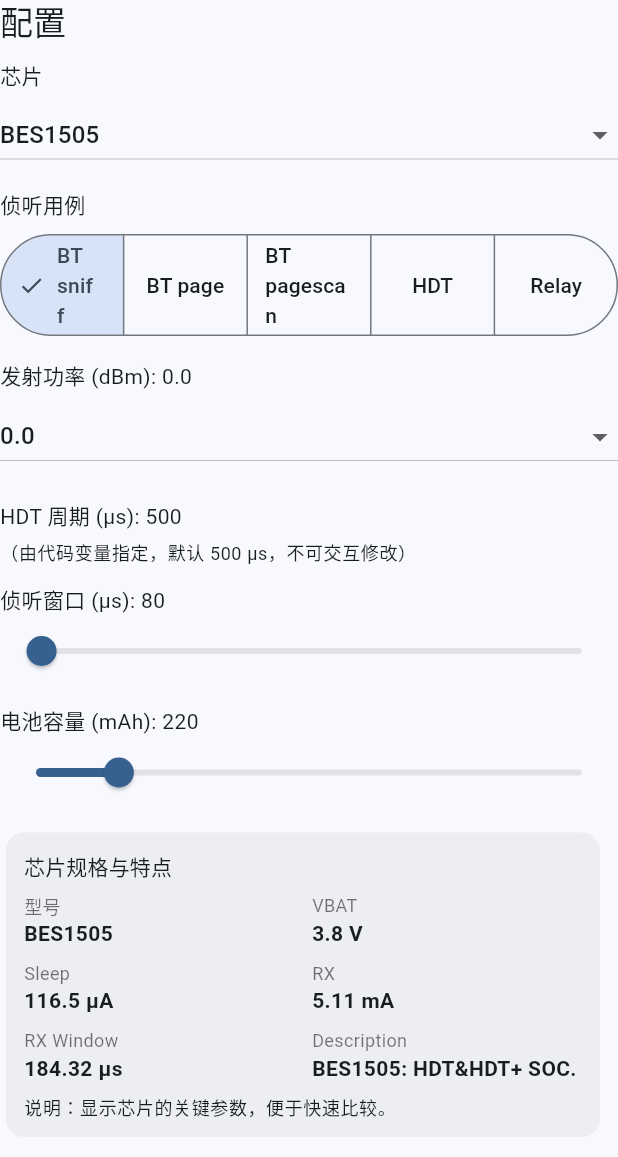
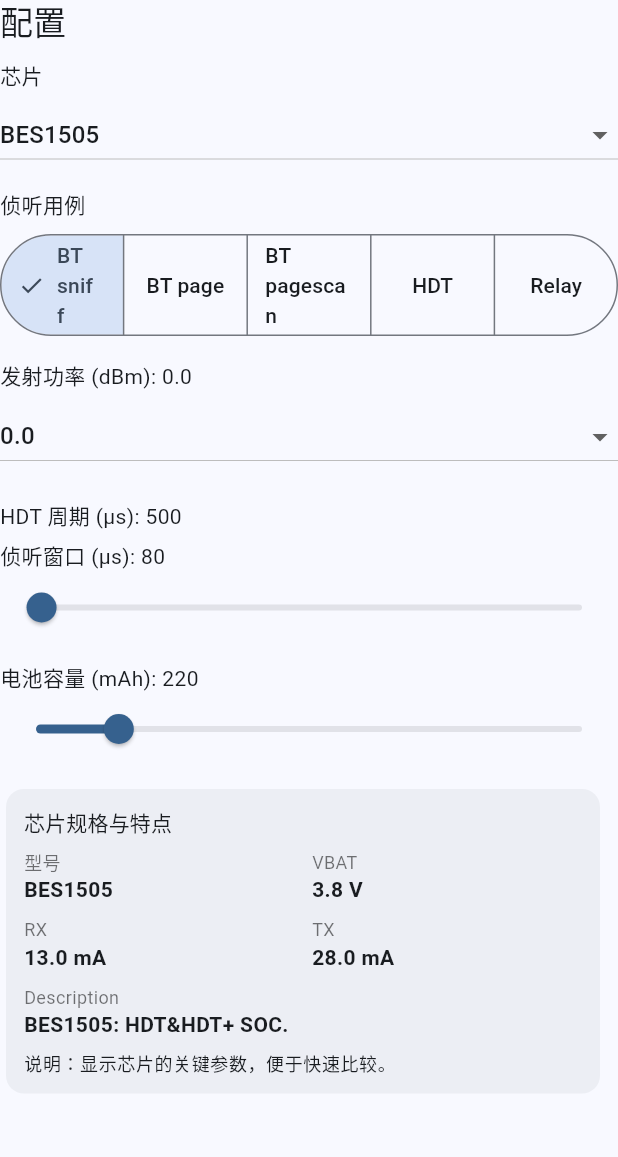
Before and after one commit to KversKv/Flutter_BES_consumption, a Flutter app: the SniffingConfigPanel widget shown alone on an empty page, opened directly, on a phone screen of 412 x 824 dp. Shown: the top 1157 px of the screen. Run offline on Flutter 3.47's test engine with Material 3 defaults, Android fonts, the phone set to English and light mode, and no system bars; our stand-ins replace fl_chart; accounts and stored records are empty.

Commit message:
Fixed HDT Wave v3

```diff
--- a/lib/config/ble_chip_config.dart
+++ b/lib/config/ble_chip_config.dart
@@ -9,42 +9,25 @@ final List<BleChip> defaultBleChips = [
     name: 'BES1505',
     vbat: 3.8,
     sleepCurrent_uA: 116.5,
-    rxCurrent_mA: 5.11,
+    rxCurrent_mA: 13,
     rxWindow_us: 184.32,
     tifs_us: 150,
     tifsCurrent_mA: 2.953,
+    // txPowerLevelsDbm: [
+    //   0, 5, 10
+    // ],
+    // txCurrent_mA_forDbm: {
+    //   0: 39.2,
+    //   5: 41.0,
+    //   10: 47.6
+    // },
     txPowerLevelsDbm: [
-      -10, -9, -8, -7, -6, -5, -4, -3, -2, -1,
-      0, 1, 2, 3, 4, 5, 6, 7, 8, 9,
-      10, 11, 12, 13, 14, 15
+      0, 5, 10
     ],
     txCurrent_mA_forDbm: {
-      -10: 15.0,
-      -9: 15.0,
-      -8: 15.0,
-      -7: 16.0,
-      -6: 17.0,
-      -5: 18.0,
-      -4: 19.0,
-      -3: 20.0,
-      -2: 22.0,
-      -1: 22.0,
-      0: 18.282,
-      1: 24.0,
-      2: 25.0,
-      3: 26.0,
-      4: 27.0,
-      5: 28.0,
-      6: 29.0,
-      7: 31.0,
-      8: 32.0,
-      9: 35.0,
-      10: 33.0,
-      11: 37.0,
-      12: 41.0,
-      13: 45.0,
-      14: 49.0,
-      15: 54.0,
+      0: 28.0,
+      5: 34.0,
+      10: 43.0,
     },
     // Setup拆分（总计约 2744us）
     preProcess_us: 143.36,
--- a/lib/config/bt_chip_config.dart
+++ b/lib/config/bt_chip_config.dart
@@ -46,6 +46,15 @@ final List<BtChip> defaultBtChips = [
       13: 45.0,
       14: 49.0,
       15: 54.0,
+    },
+
+    txCurrentByBand: {
+    '2.4G': {0: 28, 5: 34.0, 10: 43.0},
+    '5G': {0: 39.2, 5: 41.0, 10: 47.6},
+    },
+    rxCurrentByBand: {
+      '2.4G': 13.0,
+      '5G': 18.0,
     },
     // Setup拆分（总计约 2744us）
     preProcess_us: 143.36,
--- a/lib/models/ble_chip.dart
+++ b/lib/models/ble_chip.dart
@@ -44,6 +44,9 @@ class BleChip {
   final String description;
   // HDT 模式下的 IDLE 电流（mA），由芯片厂商给定
   final double hdtIdleCurrent_mA;
+  // Optional per-band TX current maps and RX currents. Key example: '2.4G', '5G'
+  final Map<String, Map<double, double>>? txCurrentByBand;
+  final Map<String, double>? rxCurrentByBand;
 
   const BleChip({
     required this.id,
@@ -70,9 +73,28 @@ class BleChip {
     required this.advGapCurrent_mA,
     required this.description,
     required this.hdtIdleCurrent_mA,
+    this.txCurrentByBand,
+    this.rxCurrentByBand,
   });
 
-  double txCurrentForPower(double txPowerDbm) {
+  double txCurrentForPower(double txPowerDbm, [String? band]) {
+    // If a band-specific map is provided and contains values, prefer it.
+    if (band != null && txCurrentByBand != null && txCurrentByBand!.containsKey(band)) {
+      final map = txCurrentByBand![band]!;
+      if (map.containsKey(txPowerDbm)) return map[txPowerDbm]!;
+      // fallback to closest key in band map
+      double closest = map.keys.first;
+      double minDiff = (txPowerDbm - closest).abs();
+      for (final level in map.keys) {
+        final diff = (txPowerDbm - level).abs();
+        if (diff < minDiff) {
+          closest = level;
+          minDiff = diff;
+        }
+      }
+      return map[closest]!;
+    }
+
     if (txCurrent_mA_forDbm.containsKey(txPowerDbm)) {
       return txCurrent_mA_forDbm[txPowerDbm]!;
     }
@@ -88,6 +110,13 @@ class BleChip {
     return txCurrent_mA_forDbm[closest]!;
   }
 
+  double rxCurrentForBand([String? band]) {
+    if (band != null && rxCurrentByBand != null && rxCurrentByBand!.containsKey(band)) {
+      return rxCurrentByBand![band]!;
+    }
+    return rxCurrent_mA;
+  }
+
   double snapTxPower(double txPowerDbm) {
     double closest = txPowerLevelsDbm.first;
     double minDiff = (txPowerDbm - closest).abs();
--- a/lib/state/sniffing_state.dart
+++ b/lib/state/sniffing_state.dart
@@ -67,6 +67,8 @@ class SniffingState extends ChangeNotifier {
   }
   // TX power used for modeling TX current in sniffing cases (default to 0dBm if available)
   double txPowerDbm = 0.0;
+  // Frequency band selection for HDT and sniffing cases. Values: '2.4G' or '5G'
+  String band = '2.4G';
   // Mode and mode-specific intervals
   Mode mode = Mode.advertising;
   double connIntervalMs = 200.0;
@@ -97,6 +99,13 @@ class SniffingState extends ChangeNotifier {
   void setTxPower(double dbm) {
     txPowerDbm = dbm;
     recompute();
+  }
+
+  void setBand(String b) {
+    if (b != band) {
+      band = b;
+      recompute();
+    }
   }
 
   void setMode(Mode m) {
@@ -571,7 +580,7 @@ class SniffingState extends ChangeNotifier {
   }
 
   // Sniffing 的 setup 拆分
-  void _addSetupPhases(List<PowerEvent> list, double startT, BleChip chip) {
+  void _addSetupPhases(List<PowerEvent> list, double startT, dynamic chip) {
     double t = startT;
     list.add(PowerEvent(
       startUs: t,
@@ -609,7 +618,7 @@ class SniffingState extends ChangeNotifier {
     ));
   }
 
-  double _setupTotalUsChip(BleChip chip) {
+  double _setupTotalUsChip(dynamic chip) {
     return chip.preProcess_us +
         chip.crystalRampUp_us +
         chip.standby_us +
--- a/lib/widgets/config_panels.dart
+++ b/lib/widgets/config_panels.dart
@@ -337,8 +337,6 @@ class SniffingConfigPanel extends StatelessWidget {
                   const SizedBox(height: 6),
                   Text('HDT 周期 (µs): ${st.hdtPeriodUs.toStringAsFixed(0)}'),
                   const SizedBox(height: 6),
-                  Text('（由代码变量指定，默认 500 µs，不可交互修改）', style: Theme.of(context).textTheme.bodySmall),
-                  const SizedBox(height: 12),
                   Text('侦听窗口 (µs): ${st.sniffWindowUs.toStringAsFixed(0)}'),
                   Slider(
                     value: st.sniffWindowUs.clamp(50.0, 3000.0),
@@ -426,6 +424,20 @@ class SniffingConfigPanel extends StatelessWidget {
                       ],
                       selected: {st.hdtModule},
                       onSelectionChanged: (s) => context.read<SniffingState>().setHdtModule(s.first),
+                    ),
+                  ),
+                  const SizedBox(height: 12),
+                  Text('频段'),
+                  const SizedBox(height: 6),
+                  SizedBox(
+                    width: double.infinity,
+                    child: SegmentedButton<String>(
+                      segments: const [
+                        ButtonSegment(value: '2.4G', label: Text('2.4G')),
+                        ButtonSegment(value: '5G', label: Text('5G')),
+                      ],
+                      selected: {st.band},
+                      onSelectionChanged: (s) => context.read<SniffingState>().setBand(s.first),
                     ),
                   ),
                   const SizedBox(height: 12),
@@ -526,9 +538,9 @@ class ChipInfoCard extends StatelessWidget {
               children: [
                 _specItem('型号', chip.name),
                 _specItem('VBAT', '${chip.vbat} V'),
-                _specItem('Sleep', '${chip.sleepCurrent_uA} µA'),
+                // _specItem('Sleep', '${chip.sleepCurrent_uA} µA'),
                 _specItem('RX', '${chip.rxCurrent_mA} mA'),
-                _specItem('RX Window', '${chip.rxWindow_us} µs'),
+                _specItem('TX', '${chip.txCurrent_mA_forDbm[chip.txPowerLevelsDbm.first]} mA'),
                 _specItem('Description', '${chip.description}'),
               ],
             ),
```
Also changed, not shown: lib/models/bt_chip.dart (+28 -1 lines), lib/pages/bt_page.dart (+57 -1 lines).
